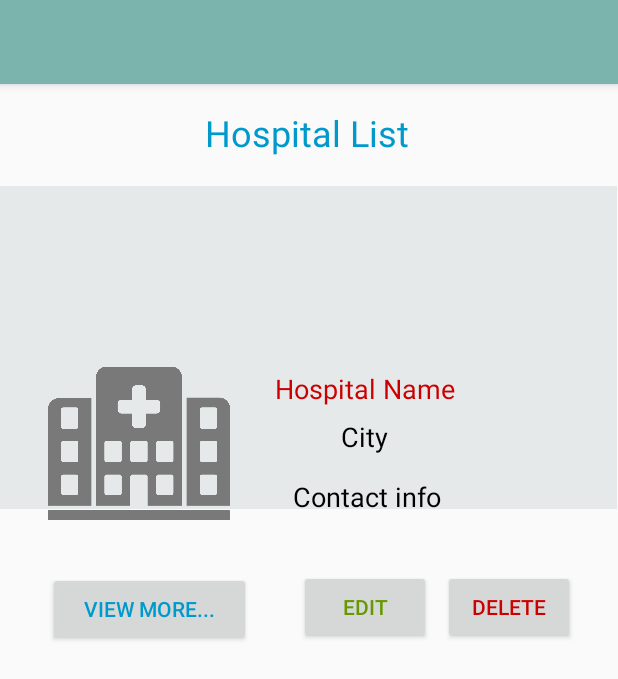
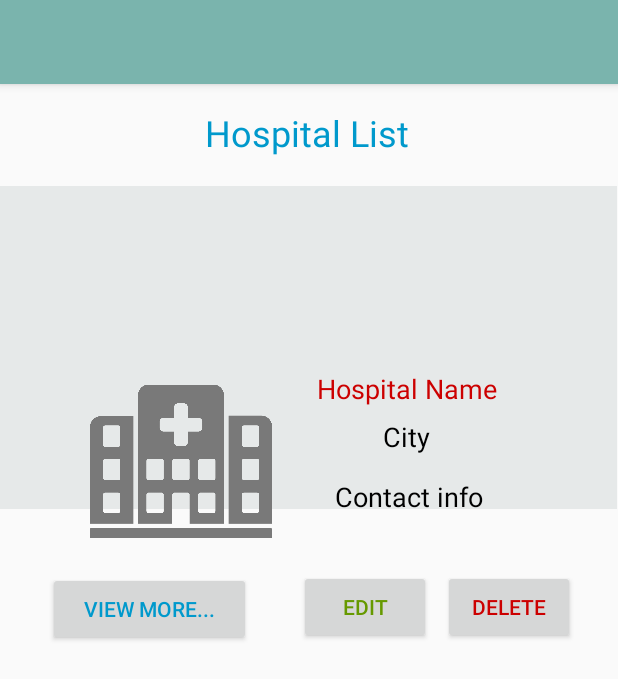
Before and after one commit to reemeeiah/one-stop-cancer-center, an Android app: the admin_HOSPITAL_Edit_MENU screen opened directly, with no data from a screen before it, on a phone screen of 412 x 824 dp. Shown: the top 679 px of the screen. Run offline under Robolectric (Android 15) with nearby library versions, the phone set to English and light mode, and no system bars.

Commit message:
تغيير شكل

```diff
--- a/app/src/main/res/layout/activity_admin__hospital__edit__menu.xml
+++ b/app/src/main/res/layout/activity_admin__hospital__edit__menu.xml
@@ -41,9 +41,8 @@
         android:id="@+id/imageView6"
         android:layout_width="121dp"
         android:layout_height="107dp"
-        android:layout_marginBottom="32dp"
-        android:layout_marginStart="32dp"
-        android:layout_marginLeft="32dp"
+        android:layout_marginBottom="20dp"
+        android:layout_marginLeft="60dp"
         android:contentDescription="@string/todo"
         app:layout_constraintBottom_toTopOf="@+id/button4"
         app:layout_constraintLeft_toLeftOf="parent"
```
